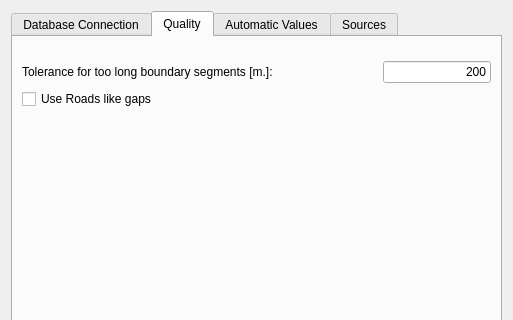
Above: asistente_ladm_col/ui/settings_dialog.ui from SwissTierrasColombia/Asistente-LADM-COL before the change; both pictures show x 0 to 513 and y 0 to 320 of the 513 by 476 pixel window. Below: the same form after it.
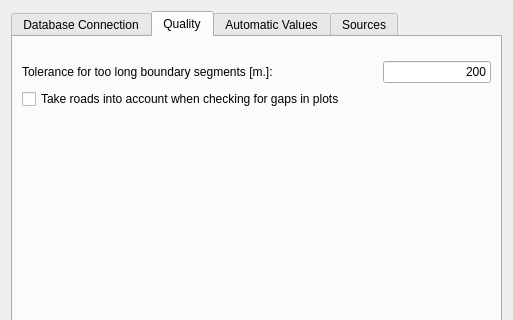
That is the form after the change. Custom widgets are drawn as their Qt base class.

```diff
--- a/asistente_ladm_col/ui/settings_dialog.ui
+++ b/asistente_ladm_col/ui/settings_dialog.ui
@@ -295,7 +295,7 @@
        <item row="2" column="0">
         <widget class="QCheckBox" name="chk_use_roads">
          <property name="text">
-          <string>Use Roads like gaps</string>
+          <string>Take roads into account when checking for gaps in plots</string>
          </property>
         </widget>
        </item>
```
Left out of the diff: 2 changed lines with no effect on the pictures.
